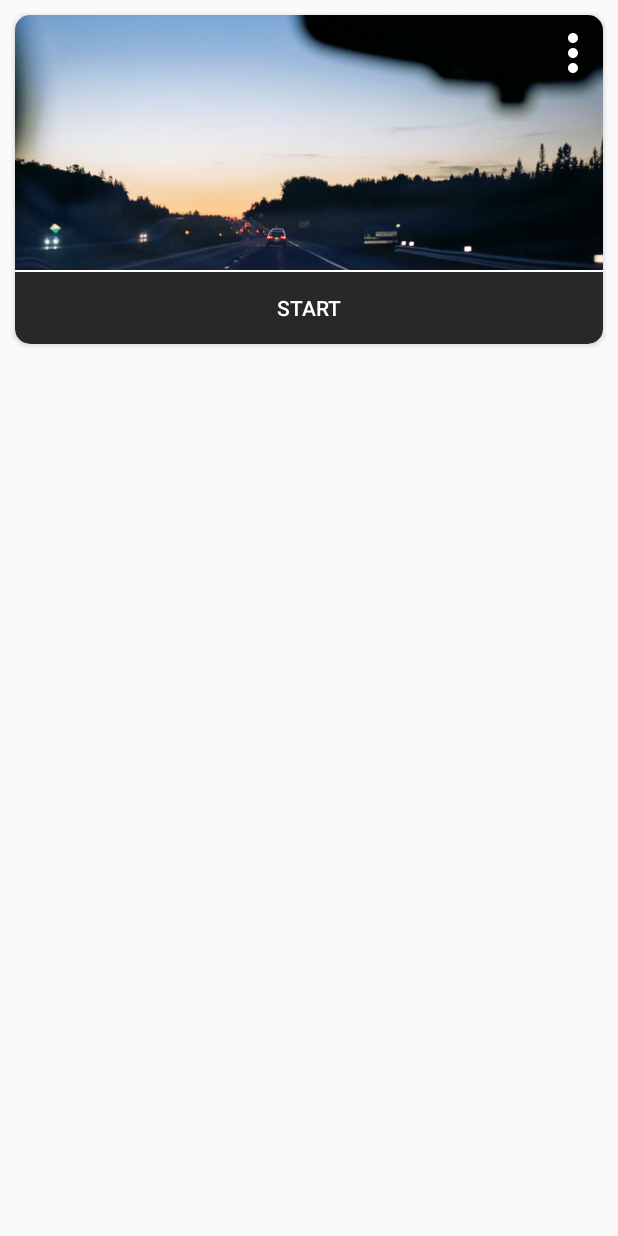
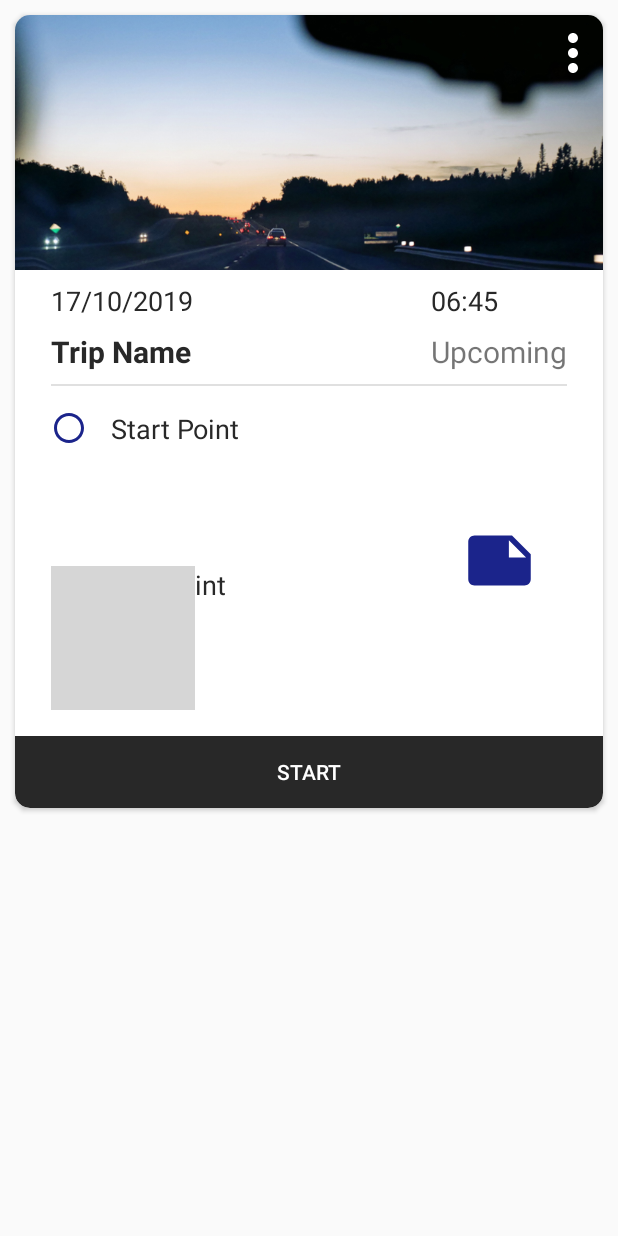
Before and after one commit to ahmdaliielsayed/MiTrip, an Android app: the layout row_upcoming_trip.xml on its own in the app's theme, with its tools: preview values and no code run, on a phone screen of 412 x 824 dp. Run offline under Robolectric (Android 15) with nearby library versions, the phone set to English and light mode, and no system bars; grey boxes are pictures that could not be loaded.

Commit message:
change many things to new data

```diff
--- a/app/src/main/java/com/mi/mitrip/activity/EditTripActivity.java
+++ b/app/src/main/java/com/mi/mitrip/activity/EditTripActivity.java
@@ -77,7 +77,7 @@ public class EditTripActivity extends AppCompatActivity {
 
         databaseTrips = FirebaseDatabase.getInstance().getReference("trips");
 
-        APIKey = "AIzaSyDABYpOt9hwEvKZ5cgLJtDOadI2LOHpv9E";
+        APIKey = "AIzaSyCOGWFZpYcsNezzPVNS1rivF2vnjeULryg";
 
 
         if (!Places.isInitialized()) {
--- a/app/src/main/res/layout/row_upcoming_trip.xml
+++ b/app/src/main/res/layout/row_upcoming_trip.xml
@@ -39,7 +39,7 @@
             android:layout_height="0dp"
             android:layout_marginStart="8dp"
             android:layout_marginEnd="8dp"
-            android:visibility="gone"
+            android:visibility="visible"
             app:layout_constraintEnd_toEndOf="@+id/frameLayout"
             app:layout_constraintStart_toStartOf="@+id/frameLayout"
             app:layout_constraintTop_toBottomOf="@+id/frameLayout">
@@ -73,6 +73,7 @@
                 android:layout_width="0dp"
                 android:layout_height="wrap_content"
                 android:layout_marginTop="8dp"
+                android:layout_marginEnd="16dp"
                 android:text="@string/txtViewTripName"
                 android:textColor="@color/txtCard"
                 android:textSize="20sp"
@@ -118,7 +119,7 @@
                 android:text="@string/txtViewStartPoint"
                 android:textColor="@color/txtCard"
                 android:textSize="18sp"
-                app:layout_constraintEnd_toStartOf="@+id/imgViewNotes"
+                app:layout_constraintEnd_toEndOf="@+id/txtViewTripName"
                 app:layout_constraintHorizontal_bias="0.0"
                 app:layout_constraintStart_toEndOf="@+id/imgViewStartPoint"
                 app:layout_constraintTop_toTopOf="@+id/imgViewStartPoint" />
@@ -138,10 +139,12 @@
                 android:layout_width="0dp"
                 android:layout_height="wrap_content"
                 android:layout_marginTop="8dp"
+                android:layout_marginBottom="16dp"
                 android:text="@string/txtViewEndPoint"
                 android:textColor="@color/txtCard"
                 android:textSize="18sp"
-                app:layout_constraintEnd_toStartOf="@+id/imgViewNotes"
+                app:layout_constraintBottom_toBottomOf="parent"
+                app:layout_constraintEnd_toEndOf="@+id/txtViewStartPoint"
                 app:layout_constraintStart_toStartOf="@+id/txtViewStartPoint"
                 app:layout_constraintTop_toBottomOf="@+id/txtViewStartPoint" />
 
@@ -151,6 +154,7 @@
                 android:layout_height="50dp"
                 app:layout_constraintBottom_toBottomOf="parent"
                 app:layout_constraintEnd_toEndOf="@+id/divider"
+                app:layout_constraintStart_toStartOf="@+id/txtViewTripState"
                 app:layout_constraintTop_toBottomOf="@+id/divider"
                 app:srcCompat="@drawable/noteicon_24dp" />
         </androidx.constraintlayout.widget.ConstraintLayout>
```
Also changed, not shown: app/src/main/res/layout/row_history_trip.xml (+7 -3 lines).
